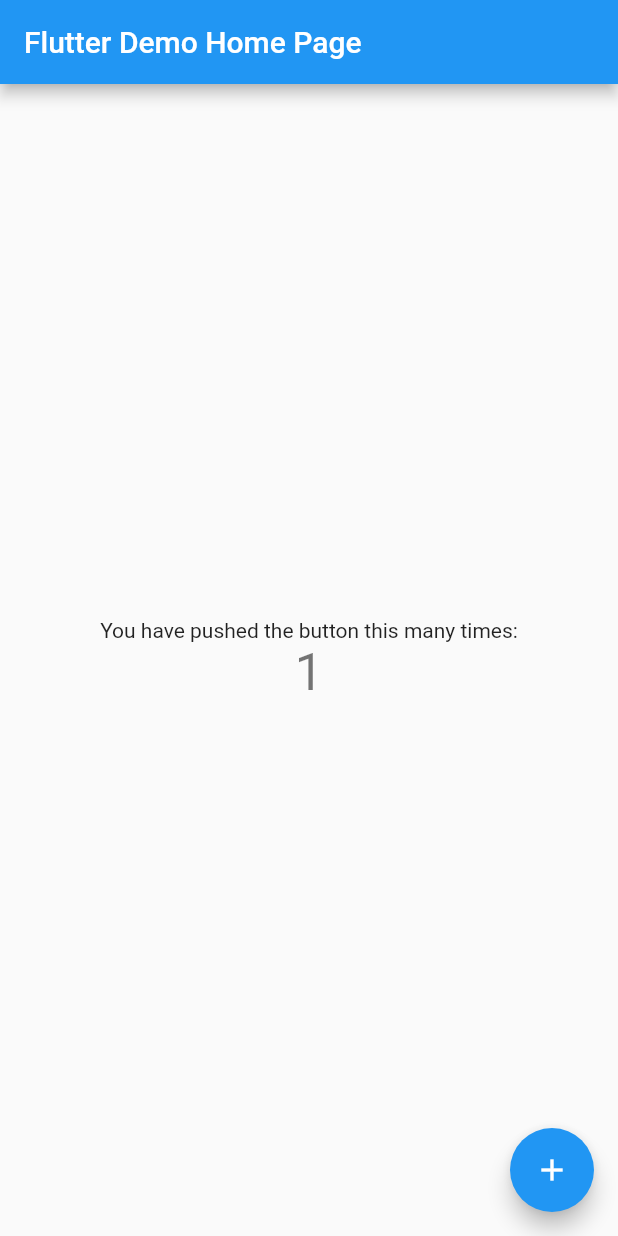
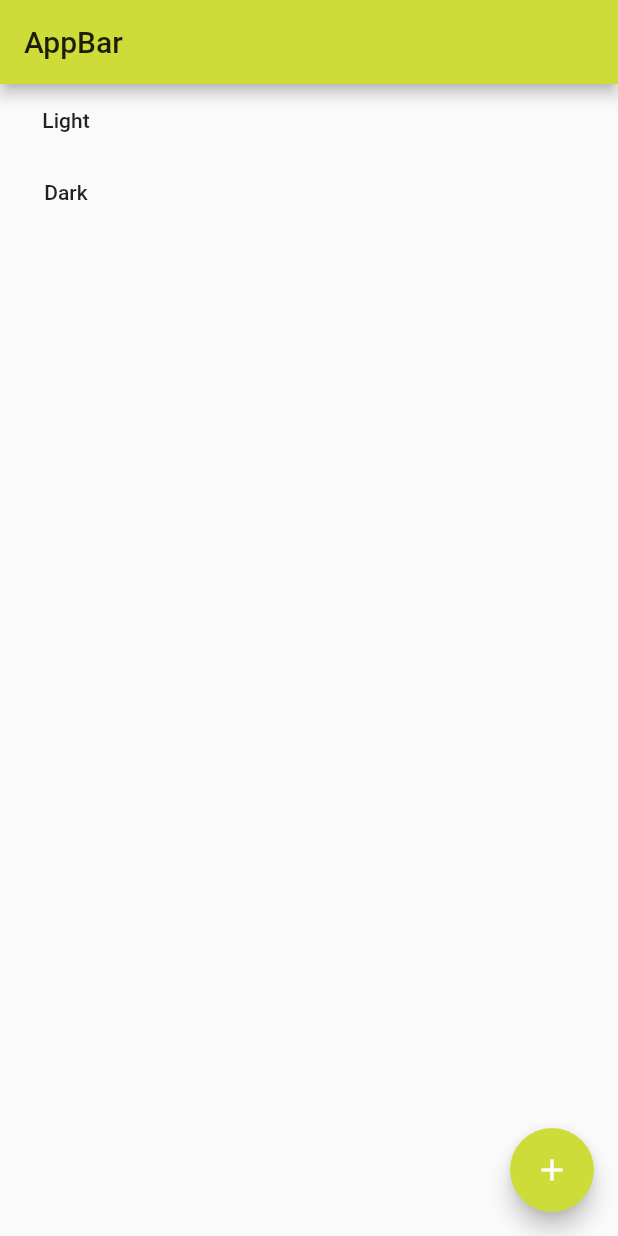
Before and after one commit to charger513/flutter_tema_provider, a Flutter app: the screen it shows after launch, after a tap on the "add" icon, on a phone screen of 412 x 824 dp. Run offline on Flutter 3.47's test engine with Material 2 defaults, Android fonts, the phone set to English and light mode, and no system bars.

Commit message:
Tema light y dark usando Provider

```diff
--- a/lib/main.dart
+++ b/lib/main.dart
@@ -1,63 +1,31 @@
 import 'package:flutter/material.dart';
+import 'package:flutter_tema_provider/src/blocs/theme.dart';
+import 'package:flutter_tema_provider/src/pages/home.dart';
+import 'package:provider/provider.dart';
 
 void main() => runApp(MyApp());
 
 class MyApp extends StatelessWidget {
   @override
   Widget build(BuildContext context) {
-    return MaterialApp(
-      title: 'Flutter Demo',
-      theme: ThemeData(
-        primarySwatch: Colors.blue,
-      ),
-      home: MyHomePage(title: 'Flutter Demo Home Page'),
+    return ChangeNotifierProvider(
+      create: (_) => ThemeChanger(ThemeData.dark()),
+      child: MaterialAppWithTheme()
     );
   }
 }
 
-class MyHomePage extends StatefulWidget {
-  MyHomePage({Key key, this.title}) : super(key: key);
-
-  final String title;
-
-  @override
-  _MyHomePageState createState() => _MyHomePageState();
-}
-
-class _MyHomePageState extends State<MyHomePage> {
-  int _counter = 0;
-
-  void _incrementCounter() {
-    setState(() {
-      _counter++;
-    });
-  }
+class MaterialAppWithTheme extends StatelessWidget {
 
   @override
   Widget build(BuildContext context) {
-    return Scaffold(
-      appBar: AppBar(
-        title: Text(widget.title),
-      ),
-      body: Center(
-        child: Column(
-          mainAxisAlignment: MainAxisAlignment.center,
-          children: <Widget>[
-            Text(
-              'You have pushed the button this many times:',
-            ),
-            Text(
-              '$_counter',
-              style: Theme.of(context).textTheme.display1,
-            ),
-          ],
-        ),
-      ),
-      floatingActionButton: FloatingActionButton(
-        onPressed: _incrementCounter,
-        tooltip: 'Increment',
-        child: Icon(Icons.add),
-      ),
+
+    final theme = Provider.of<ThemeChanger>(context);
+
+
+    return MaterialApp(
+      theme: theme.getTheme(),
+      home: HomePage()
     );
   }
 }
--- /dev/null
+++ b/lib/src/blocs/theme.dart
@@ -0,0 +1,16 @@
+import 'package:flutter/material.dart';
+
+class ThemeChanger with ChangeNotifier {
+
+  ThemeData _themeData;
+
+  ThemeChanger(this._themeData);
+
+  getTheme() => _themeData;
+
+  setTheme(ThemeData theme) {
+    this._themeData = theme;
+
+    notifyListeners();
+  }
+}
--- /dev/null
+++ b/lib/src/pages/home.dart
@@ -0,0 +1,48 @@
+import 'package:flutter/material.dart';
+import 'package:flutter_tema_provider/src/blocs/theme.dart';
+import 'package:provider/provider.dart';
+
+class HomePage extends StatelessWidget {
+  @override
+  Widget build(BuildContext context) {
+    final theme = Provider.of<ThemeChanger>(context);
+
+    return Scaffold(
+      appBar: AppBar(
+        title: Text('AppBar')
+      ),
+      body: ListaBotones(),
+      floatingActionButton: FloatingActionButton(
+        child: Icon(Icons.add),
+        onPressed: () => theme.setTheme(ThemeData(
+          brightness: Brightness.light,
+          primaryColor: Colors.lime,
+          floatingActionButtonTheme: FloatingActionButtonThemeData(
+            backgroundColor: Colors.lime
+          )
+        )),
+      ),
+    );
+  }
+}
+
+class ListaBotones extends StatelessWidget {
+  @override
+  Widget build(BuildContext context) {
+
+    final theme = Provider.of<ThemeChanger>(context);
+
+    return Column(
+      children: <Widget>[
+        FlatButton(
+          child: Text('Light'),
+          onPressed: () => theme.setTheme(ThemeData.light())
+        ),
+        FlatButton(
+          child: Text('Dark'),
+          onPressed: () => theme.setTheme(ThemeData.dark())
+        )
+      ],
+    );
+  }
+}
--- a/pubspec.yaml
+++ b/pubspec.yaml
@@ -23,6 +23,7 @@ dependencies:
   # The following adds the Cupertino Icons font to your application.
   # Use with the CupertinoIcons class for iOS style icons.
   cupertino_icons: ^0.1.2
+  provider:
 
 dev_dependencies:
   flutter_test:
```
Also changed, not shown: pubspec.lock.
